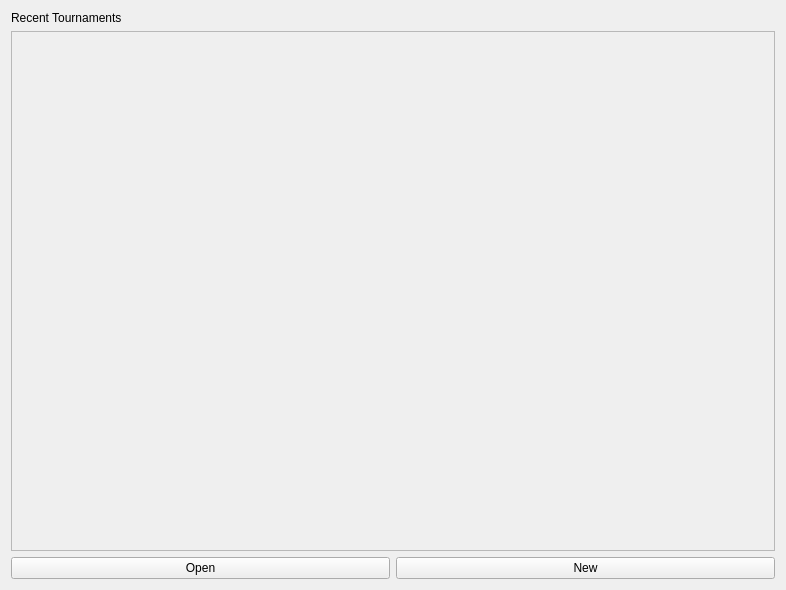
This is src/ui/appdashboardtab.ui in SquireTournamentServices/SquireDesktop as Qt 5 draws it before an edit. The edited form follows.
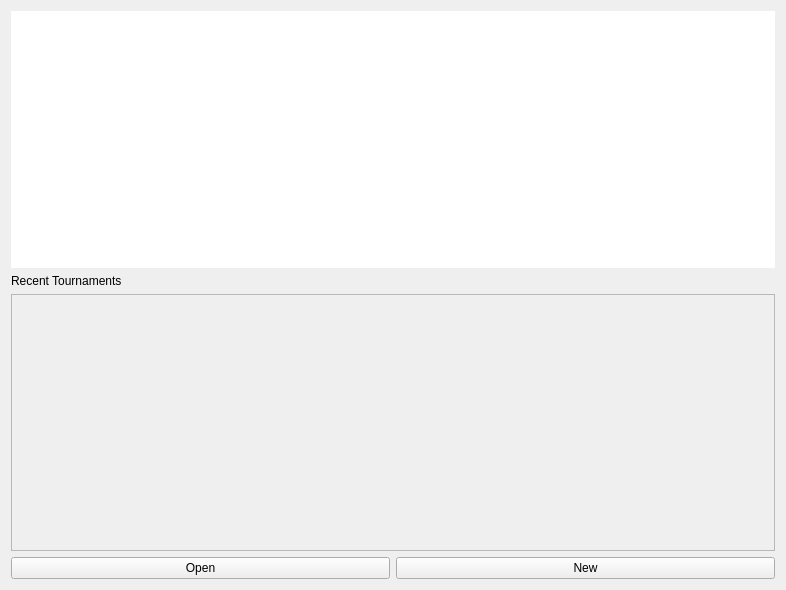
This is the edited form.

Commit message: feat: added banner to dashboard

The edit to the form file:
```diff
--- a/src/ui/appdashboardtab.ui
+++ b/src/ui/appdashboardtab.ui
@@ -40,7 +40,7 @@
    </item>
    <item row="0" column="0">
     <layout class="QGridLayout" name="gridLayout">
-     <item row="0" column="0">
+     <item row="1" column="0">
       <widget class="QLabel" name="label">
        <property name="text">
         <string>Recent Tournaments</string>
@@ -50,7 +50,7 @@
        </property>
       </widget>
      </item>
-     <item row="1" column="0">
+     <item row="2" column="0">
       <widget class="QScrollArea" name="scrollArea">
        <property name="widgetResizable">
         <bool>true</bool>
@@ -64,12 +64,28 @@
           <x>0</x>
           <y>0</y>
           <width>764</width>
-          <height>514</height>
+          <height>252</height>
          </rect>
         </property>
        </widget>
       </widget>
      </item>
+     <item row="0" column="0">
+      <widget class="QGraphicsView" name="bannerView">
+       <property name="frameShape">
+        <enum>QFrame::NoFrame</enum>
+       </property>
+       <property name="frameShadow">
+        <enum>QFrame::Plain</enum>
+       </property>
+       <property name="verticalScrollBarPolicy">
+        <enum>Qt::ScrollBarAlwaysOff</enum>
+       </property>
+       <property name="horizontalScrollBarPolicy">
+        <enum>Qt::ScrollBarAlwaysOff</enum>
+       </property>
+      </widget>
+     </item>
     </layout>
    </item>
   </layout>
```
The commit also changes 8 other files.
